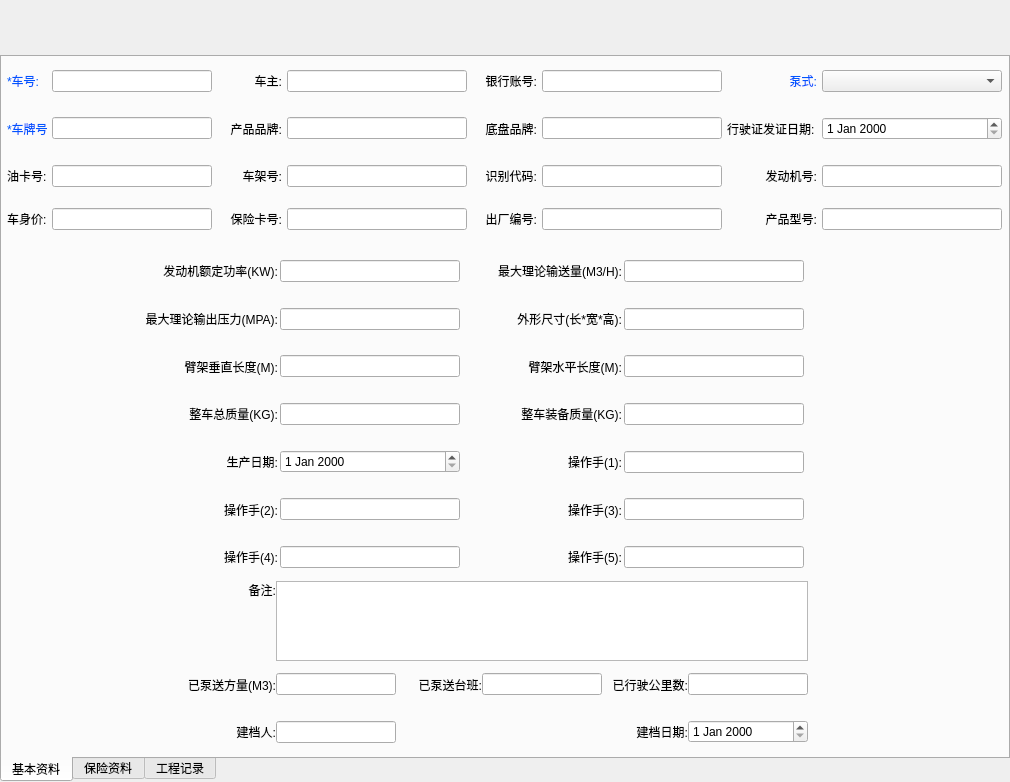
longcp/CarRentalManagement, file ui/dialog/car/careditdialog.ui: the form before one commit.
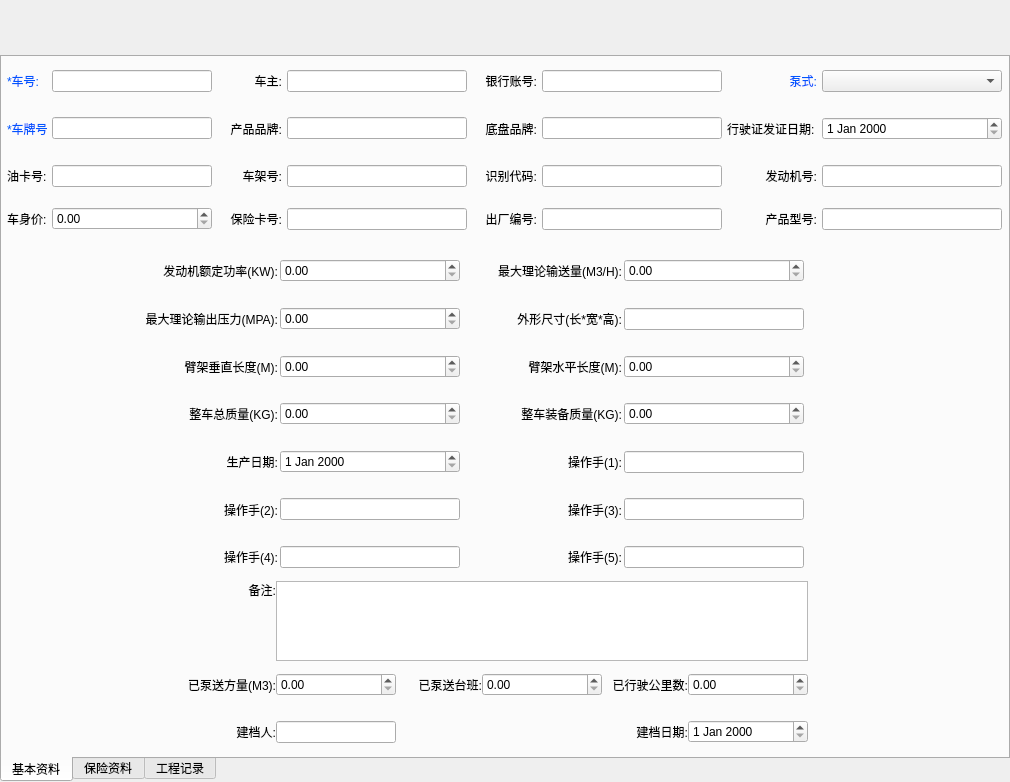
The form after the commit.

Commit message: float字段对应控件由LineEdit -> DoubleSpinBox

What changed in the file:
```diff
--- a/ui/dialog/car/careditdialog.ui
+++ b/ui/dialog/car/careditdialog.ui
@@ -641,7 +641,7 @@
            </widget>
           </item>
           <item>
-           <widget class="QLineEdit" name="worthLE">
+           <widget class="QDoubleSpinBox" name="worthDSB">
             <property name="minimumSize">
              <size>
               <width>160</width>
@@ -830,7 +830,7 @@
            </widget>
           </item>
           <item>
-           <widget class="QLineEdit" name="enginePowerLE">
+           <widget class="QDoubleSpinBox" name="enginePowerDSB">
             <property name="minimumSize">
              <size>
               <width>180</width>
@@ -868,7 +868,7 @@
            </widget>
           </item>
           <item>
-           <widget class="QLineEdit" name="maxDeliverySizesLE">
+           <widget class="QDoubleSpinBox" name="maxDeliverySizesDSB">
             <property name="minimumSize">
              <size>
               <width>180</width>
@@ -959,7 +959,7 @@
            </widget>
           </item>
           <item>
-           <widget class="QLineEdit" name="maxOutputPressureLE">
+           <widget class="QDoubleSpinBox" name="maxOutputPressureDSB">
             <property name="minimumSize">
              <size>
               <width>180</width>
@@ -1088,7 +1088,7 @@
            </widget>
           </item>
           <item>
-           <widget class="QLineEdit" name="boomVerticalLenLE">
+           <widget class="QDoubleSpinBox" name="boomVerticalLenDSB">
             <property name="minimumSize">
              <size>
               <width>180</width>
@@ -1126,7 +1126,7 @@
            </widget>
           </item>
           <item>
-           <widget class="QLineEdit" name="boomHorizontalLenLE">
+           <widget class="QDoubleSpinBox" name="boomHorizontalLenDSB">
             <property name="minimumSize">
              <size>
               <width>180</width>
@@ -1217,7 +1217,7 @@
            </widget>
           </item>
           <item>
-           <widget class="QLineEdit" name="totalWeightLE">
+           <widget class="QDoubleSpinBox" name="totalWeightDSB">
             <property name="minimumSize">
              <size>
               <width>180</width>
@@ -1255,7 +1255,7 @@
            </widget>
           </item>
           <item>
-           <widget class="QLineEdit" name="equipmentWeightLE">
+           <widget class="QDoubleSpinBox" name="equipmentWeightDSB">
             <property name="minimumSize">
              <size>
               <width>180</width>
@@ -1802,7 +1802,7 @@
            </widget>
           </item>
           <item>
-           <widget class="QLineEdit" name="pumpedSquareLE">
+           <widget class="QDoubleSpinBox" name="pumpedSquareDSB">
             <property name="minimumSize">
              <size>
               <width>120</width>
@@ -1828,7 +1828,7 @@
            </widget>
           </item>
           <item>
-           <widget class="QLineEdit" name="pumpedTimesLE">
+           <widget class="QDoubleSpinBox" name="pumpedTimesDSB">
             <property name="minimumSize">
              <size>
               <width>120</width>
@@ -1854,7 +1854,7 @@
            </widget>
           </item>
           <item>
-           <widget class="QLineEdit" name="milageLE">
+           <widget class="QDoubleSpinBox" name="milageDSB">
             <property name="minimumSize">
              <size>
               <width>120</width>
```
The commit also changes 1 other file.
